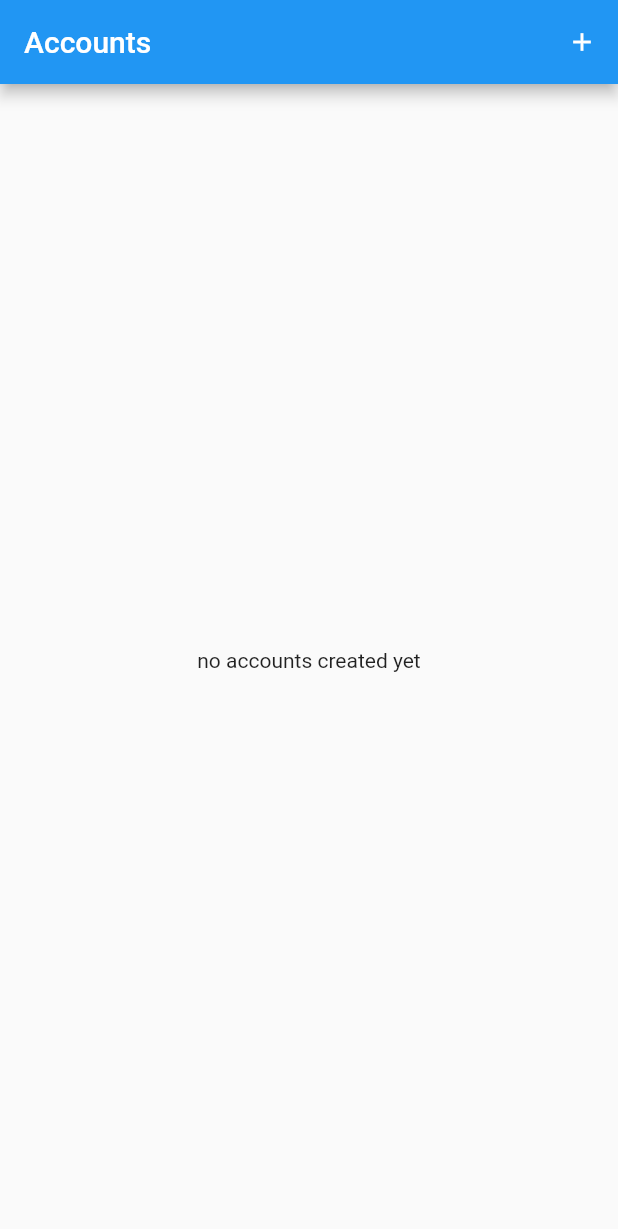
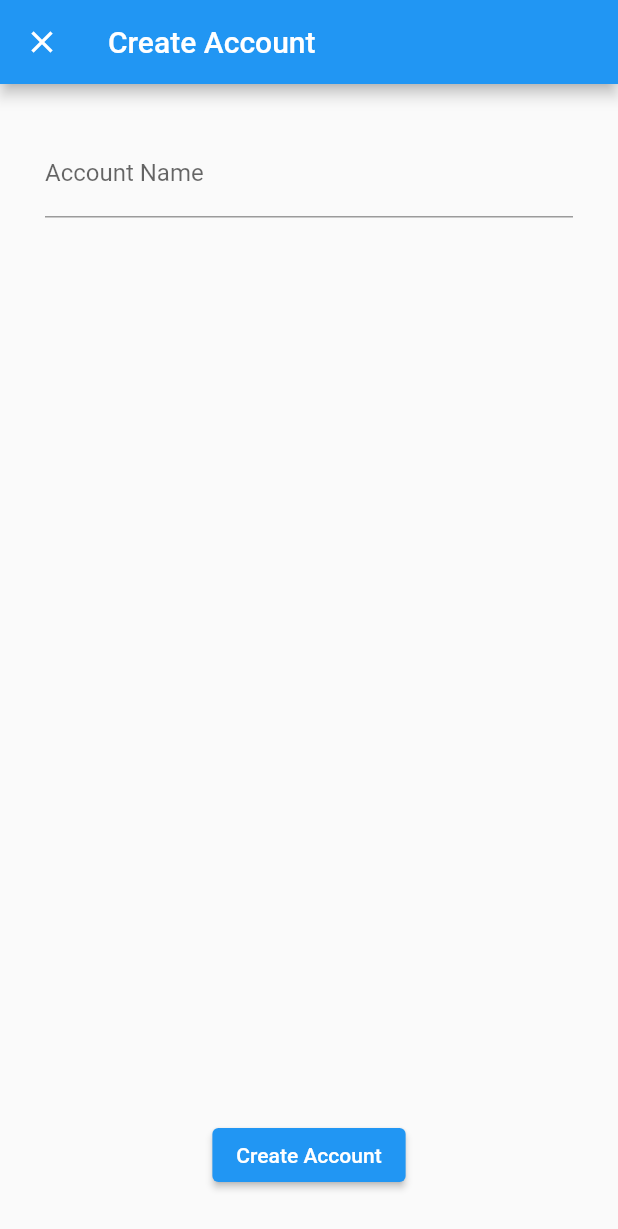
Before and after one commit to felixssimoes/myxpenses-flutter-riverpod, a Flutter app: the screen it shows after launch, after a tap on the "add" icon, on a phone screen of 412 x 824 dp. Shown: the top 1229 px of the screen. Run offline on Flutter 3.47's test engine with Material 2 defaults, Android fonts, the light colour scheme and no system bars; our stand-ins replace flutter_riverpod, freezed_annotation, go_router, riverpod_annotation, rxdart; generated files the repository leaves out were written again.

Commit message:
accounts list and create

```diff
--- a/lib/accounts/accounts.dart
+++ b/lib/accounts/accounts.dart
@@ -1,4 +1,5 @@
 export 'application/accounts.notifiers.dart';
 export 'data/accounts.repository.dart';
 export 'domain/account.model.dart';
+export 'presentation/create/create_account.screen.dart';
 export 'presentation/list/accounts_list.screen.dart';
--- /dev/null
+++ b/lib/accounts/presentation/create/create_account.controller.dart
@@ -0,0 +1,19 @@
+import 'package:myxpenses/accounts/accounts.dart';
+import 'package:myxpenses/core/core.dart';
+import 'package:riverpod_annotation/riverpod_annotation.dart';
+
+part 'create_account.controller.g.dart';
+
+@riverpod
+class CreateAccountController extends _$CreateAccountController {
+  @override
+  Future<void> build() async {}
+
+  Future<void> createAccount(String name) async {
+    state = const AsyncLoading();
+    state = await AsyncValue.guard(() async {
+      await ref.read(accountsRepositoryProvider).createAccount(name: name);
+      ref.read(appRouterProvider).goBack();
+    });
+  }
+}
--- /dev/null
+++ b/lib/accounts/presentation/create/create_account.screen.dart
@@ -0,0 +1,80 @@
+import 'package:flutter/material.dart';
+import 'package:flutter_riverpod/flutter_riverpod.dart';
+import 'package:myxpenses/accounts/accounts.dart';
+import 'package:myxpenses/core/core.dart';
+
+import 'create_account.controller.dart';
+
+class CreateAccountScreen extends ConsumerStatefulWidget {
+  const CreateAccountScreen({super.key});
+
+  @override
+  ConsumerState<CreateAccountScreen> createState() =>
+      _CreateAccountScreenState();
+}
+
+class _CreateAccountScreenState extends ConsumerState<CreateAccountScreen> {
+  final GlobalKey<FormState> _formKey = GlobalKey<FormState>();
+  final _nameController = TextEditingController();
+
+  @override
+  Widget build(BuildContext context) {
+    ref.listen<AsyncValue>(
+      createAccountControllerProvider,
+      (_, state) => state.showAlertDialogOnError(context),
+    );
+    final state = ref.watch(createAccountControllerProvider);
+    return Scaffold(
+      appBar: AppBar(title: const Text('Create Account')),
+      body: Padding(
+        padding: const EdgeInsets.all(30.0),
+        child: Stack(
+          children: [
+            Form(
+              key: _formKey,
+              child: Column(
+                children: [
+                  TextFormField(
+                    enabled: !state.isLoading,
+                    controller: _nameController,
+                    decoration: const InputDecoration(
+                      labelText: 'Account Name',
+                    ),
+                    validator: (value) {
+                      if (value == null || value.isEmpty) {
+                        return 'Please enter an account name';
+                      }
+                      if (ref
+                          .read(accountsRepositoryProvider)
+                          .accounts
+                          .any((a) => a.name == value)) {
+                        return 'Account name already exists';
+                      }
+                      return null;
+                    },
+                  ),
+                  const Spacer(),
+                  ElevatedButton(
+                    onPressed: state.isLoading
+                        ? null
+                        : () async {
+                            FocusScope.of(context).unfocus();
+                            if (!_formKey.currentState!.validate()) {
+                              return;
+                            }
+                            await ref
+                                .read(createAccountControllerProvider.notifier)
+                                .createAccount(_nameController.text);
+                          },
+                    child: const Text('Create Account'),
+                  ),
+                ],
+              ),
+            ),
+            if (state.isLoading) const LoadingOverlay(),
+          ],
+        ),
+      ),
+    );
+  }
+}
--- a/lib/accounts/presentation/list/accounts_list.screen.dart
+++ b/lib/accounts/presentation/list/accounts_list.screen.dart
@@ -1,6 +1,5 @@
 import 'package:flutter/material.dart';
 import 'package:flutter_riverpod/flutter_riverpod.dart';
-import 'package:myxpenses/accounts/data/accounts.repository.dart';
 import 'package:myxpenses/core/core.dart';
 
 import '../../application/accounts.notifiers.dart';
@@ -15,9 +14,7 @@ class AccountsListScreen extends ConsumerWidget {
         title: const Text('Accounts'),
         actions: [
           IconButton(
-            onPressed: () {
-              ref.read(accountsRepositoryProvider).createAccount(name: 'name');
-            },
+            onPressed: () => ref.read(appRouterProvider).openCreateAccount(),
             icon: const Icon(
               Icons.add,
               color: Colors.white,
--- a/lib/core/core.dart
+++ b/lib/core/core.dart
@@ -1,5 +1,6 @@
 export 'core.providers.dart';
 export 'presentation/app/app.dart';
+export 'presentation/dialogs/dialogs.dart';
 export 'presentation/navigation/app_router.dart';
 export 'presentation/widgets/widgets.dart';
 export 'utils/utils.dart';
--- /dev/null
+++ b/lib/core/presentation/dialogs/dialogs.dart
@@ -0,0 +1 @@
+export 'alert_dialogs.dart';
--- a/lib/core/presentation/navigation/app_router.dart
+++ b/lib/core/presentation/navigation/app_router.dart
@@ -1,4 +1,4 @@
-import 'package:flutter/widgets.dart';
+import 'package:flutter/material.dart';
 import 'package:flutter_riverpod/flutter_riverpod.dart';
 import 'package:go_router/go_router.dart';
 import 'package:riverpod_annotation/riverpod_annotation.dart';
@@ -29,15 +29,33 @@ class AppRouter {
     _router.pop();
   }
 
+  void openCreateAccount() {
+    _router.goNamed(Routes.createAccount.name);
+  }
+
   void _setupRoutes() {
     _router = GoRouter(
       debugLogDiagnostics: true,
       navigatorKey: ref.watch(navigatorKeyProvider),
-      initialLocation: Routes.home.path,
+      initialLocation: Routes.accountsList.path,
+      redirect: (context, state) =>
+          state.matchedLocation == '/' ? Routes.accountsList.path : null,
       routes: [
         GoRoute(
-          path: Routes.home.path,
+          path: Routes.accountsList.path,
+          name: Routes.accountsList.name,
           builder: (context, state) => const AccountsListScreen(),
+          routes: [
+            GoRoute(
+              path: Routes.createAccount.path,
+              name: Routes.createAccount.name,
+              pageBuilder: (context, state) => MaterialPage<void>(
+                key: state.pageKey,
+                fullscreenDialog: true,
+                child: const CreateAccountScreen(),
+              ),
+            ),
+          ],
         ),
       ],
     );
--- a/lib/core/presentation/navigation/routes.dart
+++ b/lib/core/presentation/navigation/routes.dart
@@ -1,5 +1,7 @@
 enum Routes {
-  home('/'),
+  // accounts
+  accountsList('/accounts'),
+  createAccount('create'),
 
   dummy('');
 
--- a/lib/core/presentation/widgets/widgets.dart
+++ b/lib/core/presentation/widgets/widgets.dart
@@ -1 +1,2 @@
 export 'async_value_widget.dart';
+export 'loading_overlay.dart';
--- a/lib/core/utils/utils.dart
+++ b/lib/core/utils/utils.dart
@@ -1,2 +1,3 @@
+export 'async_value_ui.dart';
 export 'log.util.dart';
 export 'riverpod_logger.dart';
```
Also changed, not shown: lib/core/presentation/dialogs/alert_dialogs.dart (added, +72 -0 lines), lib/core/presentation/widgets/loading_overlay.dart (added, +12 -0 lines), lib/core/utils/async_value_ui.dart (added, +15 -0 lines), lib/accounts/presentation/create/create_account.controller.g.dart (added), 3 other files.
